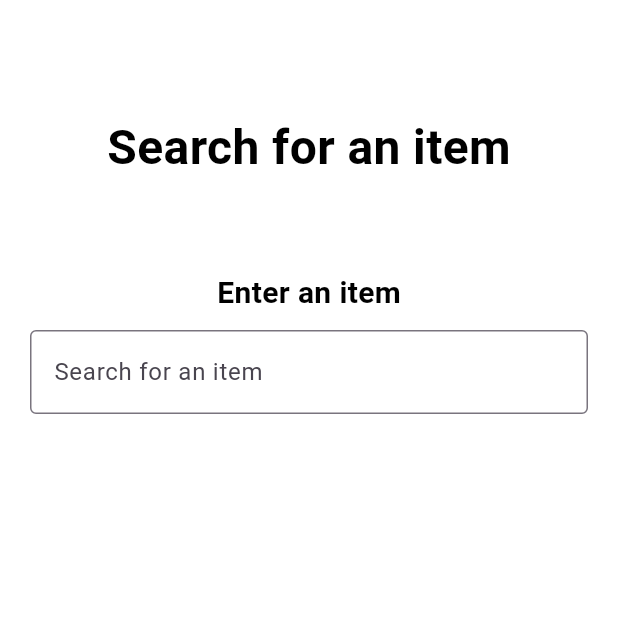
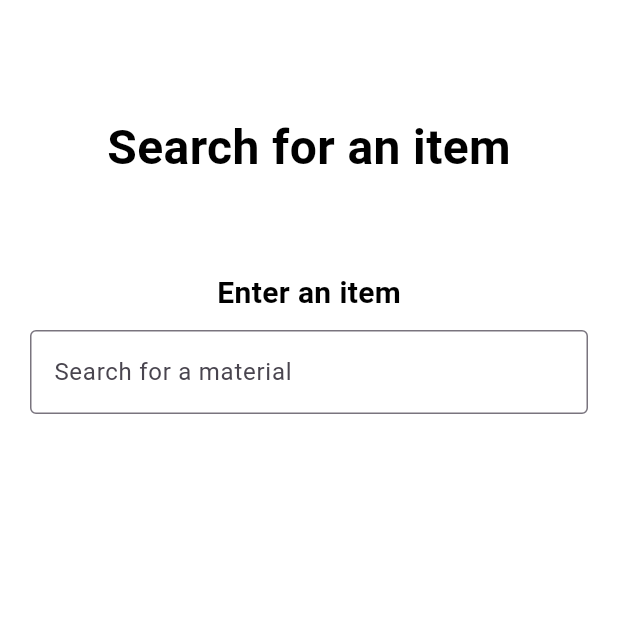
Before and after one commit to UoPSetap2/Recycling, a Flutter app: the ItemSearch screen opened directly, on a phone screen of 412 x 824 dp, the top half of it. Run offline on Flutter 3.47's test engine with Material 3 defaults, Android fonts, the phone set to English and light mode, and no system bars; our stand-ins replace cloud_firestore, csv, device_info, firebase_core, google_maps_flutter; missing offline and left inert: google_maps_webservice; accounts and stored records are empty.

Commit message:
Made collection dates and Item search screens functional
Both screens still need a lot of formatting work, but they are functional when it comes to retrieving from the database

```diff
--- a/ports_recycling/lib/itemSearch.dart
+++ b/ports_recycling/lib/itemSearch.dart
@@ -1,3 +1,5 @@
+import 'package:ports_recycling/firebase.dart';
+
 import 'main.dart';
 import 'package:flutter/material.dart';
 import 'package:google_maps_flutter/google_maps_flutter.dart';
@@ -16,6 +18,9 @@ class _ItemSearchState extends State<ItemSearch> {
   late GoogleMapController mapController;
   TextEditingController searchController = TextEditingController();
   late PlacesAutocompleteResponse searchResults;
+
+  String materialName = "";
+  Map<String, dynamic> materialInfo = {};
 
   @override
   Widget build(BuildContext context) {
@@ -63,15 +68,43 @@ class _ItemSearchState extends State<ItemSearch> {
         ),
 
         Padding(
-          padding: EdgeInsets.fromLTRB(0, 0, 0, 50),
-          child:
-        AddressSearchBar(
-                      controller: searchController,
-                      onSelected: (placeId) {
-                        selectAddress(placeId!);
-                      },
+                    padding: EdgeInsets.fromLTRB(0, 0, 0, 50),
+                    child: MaterialSearchBar(
+                      onSelected: (selectedMaterial) async {
+
+                        setState(() {
+                          materialName = selectedMaterial;
+                          //materialInfo = await getRecyclingMaterial(materialName) as Map<String, dynamic>;
+
+                          setState(() {
+                            // Update the state here
+                          });
+                        });
+
+                      }
+                    ), // Insert the MaterialSearchBar here
+                  ),
+
+                  if (materialName != "")
+                    Text(
+                      materialName,
+                      style: TextStyle(
+                        fontWeight: FontWeight.bold,
+                        fontSize: 24,
+                        color: Colors.black,
+                      ),
                     ),
-        ),
+
+
+                  if (materialInfo != {})
+                    Column(
+                      children: materialInfo.entries.map((entry) {
+                        return ListTile(
+                          title: Text(entry.key),
+                          subtitle: Text(entry.value.toString()),
+                        );
+                      }).toList(),
+                    ),
 
 
 Padding(
@@ -113,6 +146,7 @@ MaterialButton(
     );
   }
 
+
   // ... existing code
 
   void selectAddress(String placeId) async {
@@ -145,18 +179,20 @@ MaterialButton(
   }
 }
 
-class AddressSearchBar extends StatefulWidget {
-  final TextEditingController controller;
-  final ValueChanged<String?> onSelected;
 
-  AddressSearchBar({required this.controller, required this.onSelected});
+
+class MaterialSearchBar extends StatefulWidget {
+  final Function(String) onSelected; // Callback for item selection
+
+  MaterialSearchBar({required this.onSelected}); // Constructor
 
   @override
-  _AddressSearchBarState createState() => _AddressSearchBarState();
+  _MaterialSearchBarState createState() => _MaterialSearchBarState();
 }
 
-class _AddressSearchBarState extends State<AddressSearchBar> {
-  PlacesAutocompleteResponse searchResults = PlacesAutocompleteResponse(status: '', predictions: []);
+class _MaterialSearchBarState extends State<MaterialSearchBar> {
+  final TextEditingController _searchController = TextEditingController();
+  List<String> _suggestions = [];
 
   @override
   Widget build(BuildContext context) {
@@ -164,16 +200,27 @@ class _AddressSearchBarState extends State<AddressSearchBar> {
       crossAxisAlignment: CrossAxisAlignment.stretch,
       children: [
         TextField(
-          controller: widget.controller,
+          controller: _searchController,
           decoration: InputDecoration(
             border: OutlineInputBorder(),
-            hintText: "Search for an item",
+            hintText: "Search for a material",
           ),
           onChanged: (value) {
-            //searchPlaces(value);
+            print('Search query: $value'); // Debug print
+            setState(() {
+              // Update the suggestions list here
+              // You can replace this with your Firestore query
+              getFilteredSuggestions(value).then((suggestions) {
+                setState(() {
+                  _suggestions = suggestions;
+                  print('Suggestions: $_suggestions'); // Debug print
+                });
+              });
+            });
           },
         ),
-        if (searchResults.predictions.isNotEmpty)
+        // Display suggestions list here (use ListView.builder)
+        if (_suggestions.isNotEmpty)
           Container(
             margin: EdgeInsets.symmetric(vertical: 5.0),
             padding: EdgeInsets.all(10.0),
@@ -190,22 +237,25 @@ class _AddressSearchBarState extends State<AddressSearchBar> {
               ],
             ),
             child: Column(
-              crossAxisAlignment: CrossAxisAlignment.stretch,
-              children: searchResults.predictions
-                  .map((Prediction prediction) => ListTile(
-                        title: Text(prediction.description ?? ''),
-                        onTap: () {
-                          widget.controller.text = prediction.description ?? '';
-                          widget.onSelected(prediction.placeId ?? '');
-                          setState(() {
-                            searchResults = PlacesAutocompleteResponse(status: '', predictions: []); // Reset to an empty response
-                          });
-                        },
-                      ))
-                  .toList(),
+              children: _suggestions.map((suggestion) {
+                return ListTile(
+                  title: Text(suggestion),
+                  onTap: () async {
+                    // Call the onSelected callback with the selected suggestion
+                    widget.onSelected(suggestion);
+                  },
+                );
+              }).toList(), // Add .toList() to convert the result to List<Widget>
             ),
           ),
       ],
     );
   }
+
+  Future<List<String>> getFilteredSuggestions(String query) async {
+    // Simulated list of suggestions
+    List<String> allMaterials = await getDocumentTitles();
+    // Filter suggestions based on query
+    return allMaterials.where((material) => material.toLowerCase().contains(query.toLowerCase())).toList();
+  }
 }
--- a/ports_recycling/lib/setupScreen.dart
+++ b/ports_recycling/lib/setupScreen.dart
@@ -328,6 +328,9 @@ class _AddressSearchBarState extends State<AddressSearchBar> {
       query,
       language: 'en',
       types: ['address'],
+      components: [Component(Component.country, 'GB')],
+      location: Location(lat: 50.819767, lng: -1.087976), // Bias results towards Portsmouth
+      radius: 5000, // This means only results within 5km of Portsmouth are shown (Remove these 2 lines to include whole of UK)
     );
 
     setState(() {
```
Also changed, not shown: ports_recycling/lib/colDatesScreen.dart (+100 -105 lines), ports_recycling/lib/firebase.dart (+57 -12 lines).
